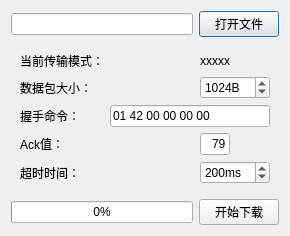
First picture: the form in sendfiledialog.ui, repository dashao643/SerialTool-Qt, before the edit.
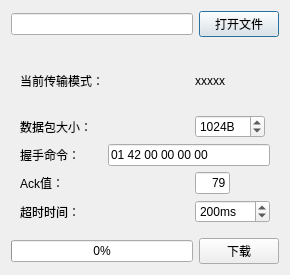
Second picture: the form after the edit. Icons and pictures are not drawn.

What changed in the file:
```diff
--- a/sendfiledialog.ui
+++ b/sendfiledialog.ui
@@ -7,7 +7,7 @@
     <x>0</x>
     <y>0</y>
     <width>290</width>
-    <height>230</height>
+    <height>275</height>
    </rect>
   </property>
   <property name="windowTitle">
@@ -129,7 +129,7 @@
         </property>
         <property name="maximumSize">
          <size>
-          <width>200</width>
+          <width>175</width>
           <height>16777215</height>
          </size>
         </property>
@@ -164,13 +164,13 @@
         </property>
         <property name="minimumSize">
          <size>
-          <width>30</width>
+          <width>35</width>
           <height>0</height>
          </size>
         </property>
         <property name="maximumSize">
          <size>
-          <width>30</width>
+          <width>35</width>
           <height>16777215</height>
          </size>
         </property>
@@ -205,7 +205,7 @@
         </property>
         <property name="minimumSize">
          <size>
-          <width>70</width>
+          <width>75</width>
           <height>0</height>
          </size>
         </property>
@@ -246,8 +246,20 @@
        <verstretch>0</verstretch>
       </sizepolicy>
      </property>
+     <property name="minimumSize">
+      <size>
+       <width>80</width>
+       <height>0</height>
+      </size>
+     </property>
+     <property name="maximumSize">
+      <size>
+       <width>80</width>
+       <height>16777215</height>
+      </size>
+     </property>
      <property name="text">
-      <string>开始下载</string>
+      <string>下载</string>
      </property>
      <property name="icon">
       <iconset resource="resource.qrc">
```
Left out of the diff: 12 changed lines with no effect on the pictures.
